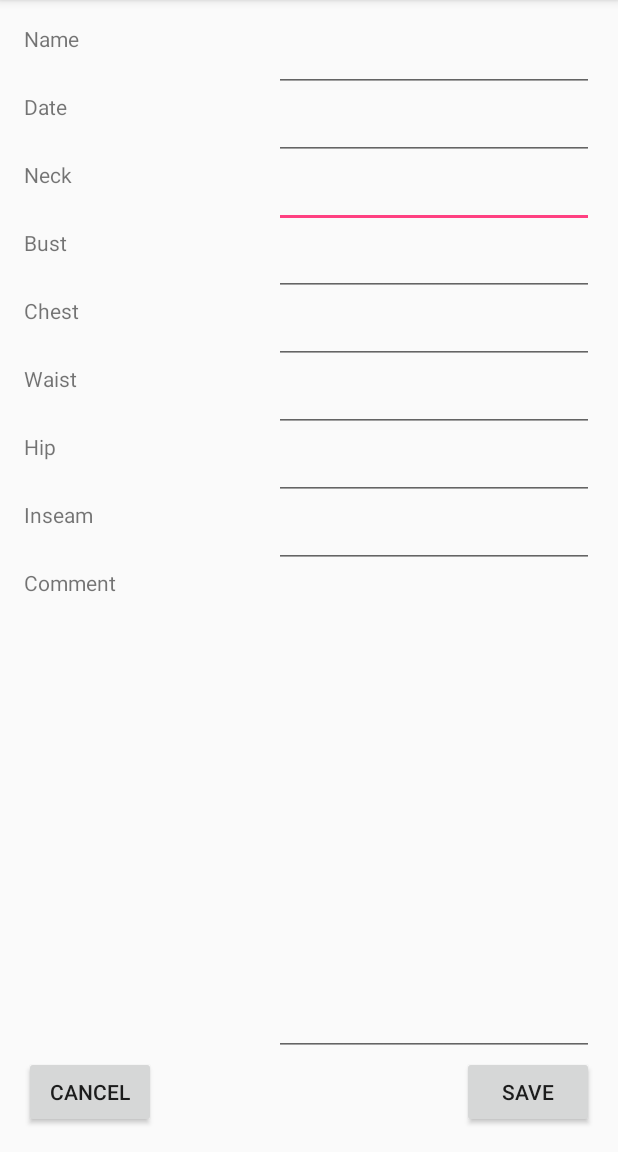
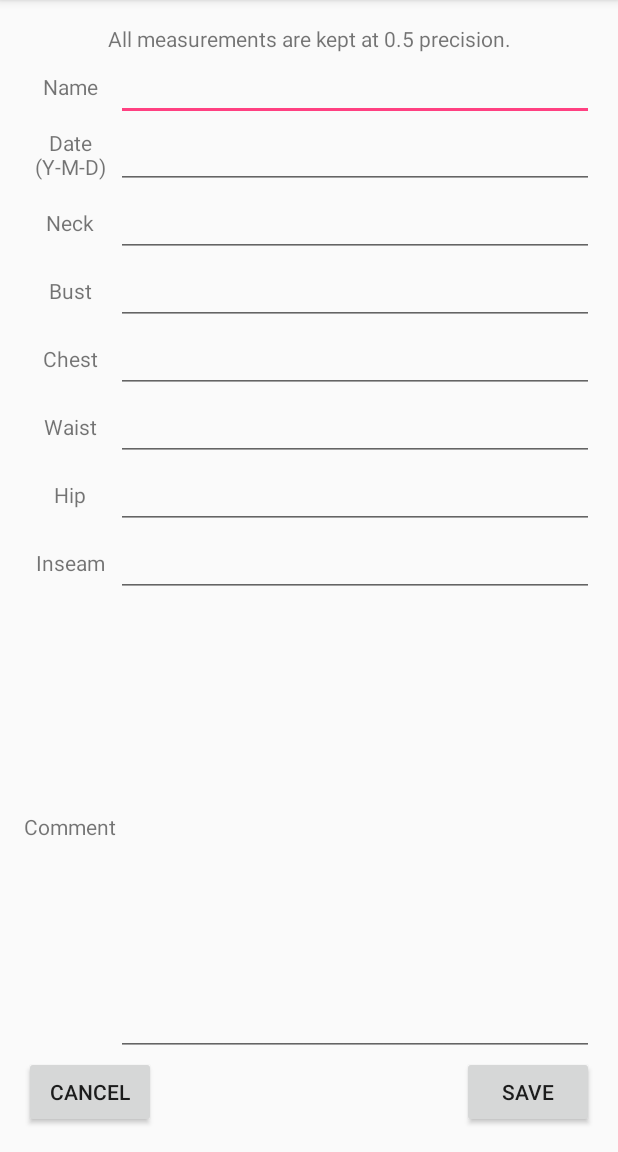
Before and after one commit to hatuongminh96/c301, an Android app: the AddEdit screen opened directly, with no data from a screen before it, after a tap on "SAVE", on a phone screen of 412 x 824 dp, the part 84-1236 px from its top. Run offline under Robolectric (Android 15) with nearby library versions, the light colour scheme and no system bars.

Commit message:
redesign UI

```diff
--- a/tuongmin-Sizebook/app/src/main/java/com/example/minhnguyen/tuongmin_sizebook/AddEdit.java
+++ b/tuongmin-Sizebook/app/src/main/java/com/example/minhnguyen/tuongmin_sizebook/AddEdit.java
@@ -152,16 +152,16 @@ public class AddEdit extends AppCompatActivity {
      * Get the information entered into text boxes  to create a Person object.
      * A person object needs a name. Any other variables can be null
      * */
-    public Person getInfo() {
+    private Person getInfo() {
 
         String name = eName.getText().toString();
         String date = eDate.getText().toString();
-        Integer neck = eNeck.getText().toString().isEmpty()? null :Integer.valueOf(eNeck.getText().toString());
-        Integer bust = eBust.getText().toString().isEmpty()? null :Integer.valueOf(eBust.getText().toString());
-        Integer chest = eChest.getText().toString().isEmpty()? null :Integer.valueOf(eChest.getText().toString());
-        Integer waist = eWaist.getText().toString().isEmpty()? null :Integer.valueOf(eWaist.getText().toString());
-        Integer hip = eHip.getText().toString().isEmpty()? null :Integer.valueOf(eHip.getText().toString());
-        Integer inseam = eInseam.getText().toString().isEmpty()? null :Integer.valueOf(eInseam.getText().toString());
+        Float neck = eNeck.getText().toString().isEmpty()? null :Float.valueOf(eNeck.getText().toString());
+        Float bust = eBust.getText().toString().isEmpty()? null :Float.valueOf(eBust.getText().toString());
+        Float chest = eChest.getText().toString().isEmpty()? null :Float.valueOf(eChest.getText().toString());
+        Float waist = eWaist.getText().toString().isEmpty()? null :Float.valueOf(eWaist.getText().toString());
+        Float hip = eHip.getText().toString().isEmpty()? null :Float.valueOf(eHip.getText().toString());
+        Float inseam = eInseam.getText().toString().isEmpty()? null :Float.valueOf(eInseam.getText().toString());
         String comment = eComment.getText().toString();
 
         if (!name.isEmpty()) {
@@ -215,7 +215,7 @@ public class AddEdit extends AppCompatActivity {
      * Create a Date picker windows that pop up when selecting the date text box
      * Default to be current date
      * */
-    public void seteDate() {
+    private void seteDate() {
 
         cal = Calendar.getInstance();
 
--- a/tuongmin-Sizebook/app/src/main/java/com/example/minhnguyen/tuongmin_sizebook/MainActivity.java
+++ b/tuongmin-Sizebook/app/src/main/java/com/example/minhnguyen/tuongmin_sizebook/MainActivity.java
@@ -37,8 +37,8 @@ public class MainActivity extends AppCompatActivity {
     TextView count;
     Button addNewButton;
 
-    public static final String FileName ="data.json";
-    public static List<Person> people = new ArrayList<>();
+    static final String FileName ="data.json";
+    static List<Person> people = new ArrayList<>();
 
     @Override
     protected void onCreate(Bundle savedInstanceState) {
--- a/tuongmin-Sizebook/app/src/main/res/layout/activity_add_edit.xml
+++ b/tuongmin-Sizebook/app/src/main/res/layout/activity_add_edit.xml
@@ -14,77 +14,6 @@
     android:paddingTop="@dimen/activity_vertical_margin"
     tools:context="com.example.minhnguyen.tuongmin_sizebook.AddEdit">
 
-    <EditText
-        android:layout_width="wrap_content"
-        android:layout_height="wrap_content"
-        android:ems="10"
-        android:id="@+id/neck_editText"
-        android:layout_below="@+id/date_editText"
-        android:layout_alignParentRight="true"
-        android:layout_alignParentEnd="true"
-        android:inputType="numberDecimal" />
-
-    <EditText
-        android:layout_width="wrap_content"
-        android:layout_height="wrap_content"
-        android:ems="10"
-        android:id="@+id/bust_editText"
-        android:layout_below="@+id/neck_editText"
-        android:layout_alignParentRight="true"
-        android:layout_alignParentEnd="true"
-        android:inputType="numberDecimal" />
-
-    <EditText
-        android:layout_width="wrap_content"
-        android:layout_height="wrap_content"
-        android:ems="10"
-        android:id="@+id/waist_editText"
-        android:layout_below="@+id/chest_editText"
-        android:layout_alignParentRight="true"
-        android:layout_alignParentEnd="true"
-        android:inputType="numberDecimal" />
-
-    <EditText
-        android:layout_width="wrap_content"
-        android:layout_height="wrap_content"
-        android:inputType="numberDecimal"
-        android:ems="10"
-        android:id="@+id/hip_editText"
-        android:layout_below="@+id/waist_editText"
-        android:layout_alignParentRight="true"
-        android:layout_alignParentEnd="true" />
-
-    <EditText
-        android:layout_width="wrap_content"
-        android:layout_height="wrap_content"
-        android:ems="10"
-        android:layout_below="@+id/hip_editText"
-        android:layout_alignParentRight="true"
-        android:layout_alignParentEnd="true"
-        android:id="@+id/inseam_editText"
-        android:inputType="numberDecimal" />
-
-    <EditText
-        android:layout_width="wrap_content"
-        android:layout_height="wrap_content"
-        android:ems="10"
-        android:layout_below="@+id/inseam_editText"
-        android:layout_alignParentRight="true"
-        android:layout_alignParentEnd="true"
-        android:id="@+id/comment_editText"
-        android:inputType="textMultiLine"
-        android:layout_above="@+id/button_save" />
-
-    <TextView
-        android:text="Name"
-        android:layout_width="wrap_content"
-        android:layout_height="wrap_content"
-        android:layout_above="@+id/date_editText"
-        android:layout_alignParentLeft="true"
-        android:layout_alignParentStart="true"
-        android:id="@+id/name_textView"
-        android:layout_alignParentTop="true" />
-
     <TextView
         android:text="Neck"
         android:layout_width="wrap_content"
@@ -93,8 +22,11 @@
         android:layout_alignParentLeft="true"
         android:layout_alignParentStart="true"
         android:id="@+id/neck_textView"
+        android:gravity="center"
         android:contentDescription="circumference in inches"
-        android:layout_below="@+id/date_textView" />
+        android:layout_below="@+id/date_textView"
+        android:layout_alignRight="@+id/comment_textView"
+        android:layout_alignEnd="@+id/comment_textView" />
 
     <TextView
         android:text="Bust"
@@ -103,9 +35,12 @@
         android:layout_above="@+id/chest_editText"
         android:layout_alignParentLeft="true"
         android:layout_alignParentStart="true"
+        android:gravity="center"
         android:id="@+id/bust_textView"
         android:contentDescription="circumference in inches"
-        android:layout_below="@+id/neck_textView" />
+        android:layout_below="@+id/neck_textView"
+        android:layout_alignRight="@+id/comment_textView"
+        android:layout_alignEnd="@+id/comment_textView" />
 
     <TextView
         android:text="Chest"
@@ -115,8 +50,11 @@
         android:layout_alignParentLeft="true"
         android:layout_alignParentStart="true"
         android:id="@+id/chest_textView"
+        android:gravity="center"
         android:contentDescription="circumference in inches"
-        android:layout_below="@+id/bust_textView" />
+        android:layout_below="@+id/bust_textView"
+        android:layout_alignRight="@+id/comment_textView"
+        android:layout_alignEnd="@+id/comment_textView" />
 
     <TextView
         android:text="Hip"
@@ -126,8 +64,11 @@
         android:layout_alignParentLeft="true"
         android:layout_alignParentStart="true"
         android:id="@+id/hip_textView"
+        android:gravity="center"
         android:contentDescription="circumference in inches"
-        android:layout_below="@+id/waist_textView" />
+        android:layout_below="@+id/waist_textView"
+        android:layout_alignRight="@+id/comment_textView"
+        android:layout_alignEnd="@+id/comment_textView" />
 
     <TextView
         android:text="Comment"
@@ -137,7 +78,8 @@
         android:layout_alignParentLeft="true"
         android:layout_alignParentStart="true"
         android:id="@+id/comment_textView"
-        android:layout_below="@+id/inseamtextView" />
+        android:gravity="center"
+        android:layout_below="@+id/inseamtextView"/>
 
     <TextView
         android:text="Waist"
@@ -148,7 +90,10 @@
         android:layout_alignParentLeft="true"
         android:layout_alignParentStart="true"
         android:contentDescription="circumference in inches"
-        android:layout_below="@+id/chest_textView" />
+        android:layout_below="@+id/chest_textView"
+        android:gravity="center"
+        android:layout_alignRight="@+id/hip_textView"
+        android:layout_alignEnd="@+id/hip_textView" />
 
     <TextView
         android:layout_width="wrap_content"
@@ -157,19 +102,12 @@
         android:layout_above="@+id/neck_editText"
         android:layout_alignParentLeft="true"
         android:layout_alignParentStart="true"
-        android:text="Date"
+        android:gravity="center"
+        android:text="Date\n(Y-M-D)"
         android:contentDescription="when the dimensions were reasonably valid, in yyyy-mm-dd format"
-        android:layout_below="@+id/name_textView" />
-
-    <EditText
-        android:layout_width="wrap_content"
-        android:layout_height="wrap_content"
-        android:ems="10"
-        android:id="@+id/chest_editText"
-        android:layout_below="@+id/bust_editText"
-        android:layout_alignParentRight="true"
-        android:layout_alignParentEnd="true"
-        android:inputType="numberDecimal" />
+        android:layout_below="@+id/name_editText"
+        android:layout_alignRight="@+id/neck_textView"
+        android:layout_alignEnd="@+id/neck_textView" />
 
     <TextView
         android:text="Inseam"
@@ -180,28 +118,10 @@
         android:layout_above="@+id/comment_editText"
         android:layout_alignParentLeft="true"
         android:layout_alignParentStart="true"
-        android:layout_below="@+id/hip_textView" />
-
-    <EditText
-        android:layout_width="wrap_content"
-        android:layout_height="wrap_content"
-        android:inputType="textPersonName"
-        android:ems="10"
-        android:id="@+id/name_editText"
-        android:layout_alignParentTop="true"
-        android:layout_alignParentRight="true"
-        android:layout_alignParentEnd="true" />
-
-    <EditText
-        android:layout_width="wrap_content"
-        android:layout_height="wrap_content"
-        android:inputType="datetime"
-        android:ems="10"
-        android:id="@+id/date_editText"
-        android:layout_below="@+id/name_editText"
-        android:layout_alignParentRight="true"
-        android:layout_alignParentEnd="true"
-        android:focusable="false"/>
+        android:layout_below="@+id/hip_textView"
+        android:gravity="center"
+        android:layout_alignRight="@+id/comment_textView"
+        android:layout_alignEnd="@+id/comment_textView" />
 
     <Button
         android:text="Cancel"
@@ -229,5 +149,144 @@
         android:id="@+id/delete_button"
         android:layout_alignParentBottom="true"
         android:layout_alignParentLeft="true"
-        android:layout_alignParentStart="true" />
+        android:layout_alignParentStart="true"
+        android:layout_above="@+id/cancel_button" />
+
+    <TextView
+        android:text="All measurements are kept at 0.5 precision."
+        android:layout_width="match_parent"
+        android:layout_height="wrap_content"
+        android:layout_alignParentTop="true"
+        android:layout_alignParentLeft="true"
+        android:layout_alignParentStart="true"
+        android:id="@+id/note"
+        android:gravity="center"
+        android:layout_alignParentRight="true"
+        android:layout_alignParentEnd="true" />
+
+    <EditText
+        android:layout_height="wrap_content"
+        android:inputType="textPersonName"
+        android:ems="10"
+        android:id="@+id/name_editText"
+        android:layout_alignParentRight="true"
+        android:layout_alignParentEnd="true"
+        android:layout_below="@+id/note"
+        android:layout_width="wrap_content"
+        android:layout_alignLeft="@+id/comment_editText"
+        android:layout_alignStart="@+id/comment_editText" />
+
+    <EditText
+        android:layout_width="wrap_content"
+        android:layout_height="wrap_content"
+        android:ems="10"
+        android:id="@+id/neck_editText"
+        android:inputType="numberDecimal"
+        android:layout_below="@+id/date_editText"
+        android:layout_alignParentRight="true"
+        android:layout_alignParentEnd="true"
+        android:layout_alignLeft="@+id/comment_editText"
+        android:layout_alignStart="@+id/comment_editText"/>
+
+    <EditText
+        android:layout_width="wrap_content"
+        android:layout_height="wrap_content"
+        android:ems="10"
+        android:id="@+id/bust_editText"
+        android:inputType="numberDecimal"
+        android:layout_below="@+id/neck_editText"
+        android:layout_alignParentRight="true"
+        android:layout_alignParentEnd="true"
+        android:layout_alignLeft="@+id/comment_editText"
+        android:layout_alignStart="@+id/comment_editText"/>
+
+    <EditText
+        android:layout_width="wrap_content"
+        android:layout_height="wrap_content"
+        android:ems="10"
+        android:id="@+id/waist_editText"
+        android:inputType="numberDecimal"
+        android:layout_below="@+id/chest_editText"
+        android:layout_alignParentRight="true"
+        android:layout_alignParentEnd="true"
+        android:layout_alignLeft="@+id/comment_editText"
+        android:layout_alignStart="@+id/comment_editText"/>
+
+    <EditText
+        android:layout_width="wrap_content"
+        android:layout_height="wrap_content"
+        android:inputType="numberDecimal"
+        android:ems="10"
+        android:id="@+id/hip_editText"
+        android:layout_below="@+id/waist_editText"
+        android:layout_alignParentRight="true"
+        android:layout_alignParentEnd="true"
+        android:layout_alignLeft="@+id/comment_editText"
+        android:layout_alignStart="@+id/comment_editText"/>
+
+    <EditText
+        android:layout_width="wrap_content"
+        android:layout_height="wrap_content"
+        android:ems="10"
+        android:id="@+id/inseam_editText"
+        android:inputType="numberDecimal"
+        android:layout_below="@+id/hip_editText"
+        android:layout_alignParentRight="true"
+        android:layout_alignParentEnd="true"
+        android:layout_alignLeft="@+id/comment_editText"
+        android:layout_alignStart="@+id/comment_editText"/>
+
+    <EditText
+        android:layout_width="wrap_content"
+        android:layout_height="wrap_content"
+        android:ems="10"
+        android:id="@+id/comment_editText"
+        android:inputType="textMultiLine"
+        android:layout_below="@+id/inseam_editText"
+        android:layout_alignParentRight="true"
+        android:layout_alignParentEnd="true"
+        android:layout_above="@+id/button_save"
+        android:layout_toRightOf="@+id/comment_textView"
+        android:layout_toEndOf="@+id/comment_textView" />
+
+    <EditText
+        android:layout_width="wrap_content"
+        android:layout_height="wrap_content"
+        android:ems="10"
+        android:id="@+id/chest_editText"
+        android:inputType="numberDecimal"
+        android:layout_below="@+id/bust_editText"
+        android:layout_alignParentRight="true"
+        android:layout_alignParentEnd="true"
+        android:layout_alignLeft="@+id/comment_editText"
+        android:layout_alignStart="@+id/comment_editText"/>
+
+    <EditText
+        android:layout_width="match_parent"
+        android:layout_height="wrap_content"
+        android:inputType="datetime"
+        android:ems="10"
+        android:id="@+id/date_editText"
+        android:focusable="false"
+        android:layout_below="@+id/name_editText"
+        android:layout_alignParentRight="true"
+        android:layout_alignParentEnd="true"
+        android:layout_alignRight="@+id/cancel_button"
+        android:layout_alignEnd="@+id/cancel_button"
+        android:layout_alignLeft="@+id/comment_editText"
+        android:layout_alignStart="@+id/comment_editText" />
+
+    <TextView
+        android:text="Name"
+        android:layout_width="wrap_content"
+        android:layout_height="wrap_content"
+        android:id="@+id/name_textView"
+        android:gravity="center"
+        android:layout_alignBottom="@+id/name_editText"
+        android:layout_alignParentLeft="true"
+        android:layout_alignParentStart="true"
+        android:layout_below="@+id/note"
+        android:layout_alignRight="@+id/date_textView"
+        android:layout_alignEnd="@+id/comment_textView" />
+
 </RelativeLayout>
```
Also changed, not shown: tuongmin-Sizebook/app/src/main/java/com/example/minhnguyen/tuongmin_sizebook/Person.java (+34 -65 lines), 1 other file.
